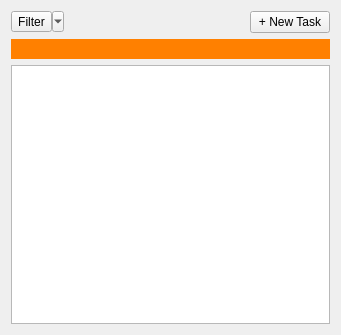
shotgunsoftware/tk-multi-workfiles2, file resources/my_tasks_form.ui: the form before one commit.
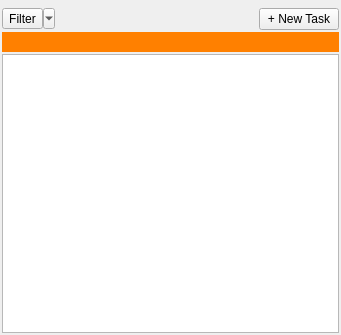
The form after the commit. Custom widgets are drawn as their Qt base class.

Diff of the .ui file:
```diff
--- a/resources/my_tasks_form.ui
+++ b/resources/my_tasks_form.ui
@@ -14,6 +14,21 @@
    <string>Form</string>
   </property>
   <layout class="QVBoxLayout" name="verticalLayout" stretch="0,0,1">
+   <property name="spacing">
+    <number>2</number>
+   </property>
+   <property name="leftMargin">
+    <number>2</number>
+   </property>
+   <property name="topMargin">
+    <number>8</number>
+   </property>
+   <property name="rightMargin">
+    <number>2</number>
+   </property>
+   <property name="bottomMargin">
+    <number>2</number>
+   </property>
    <item>
     <layout class="QHBoxLayout" name="horizontalLayout">
      <item>
```
